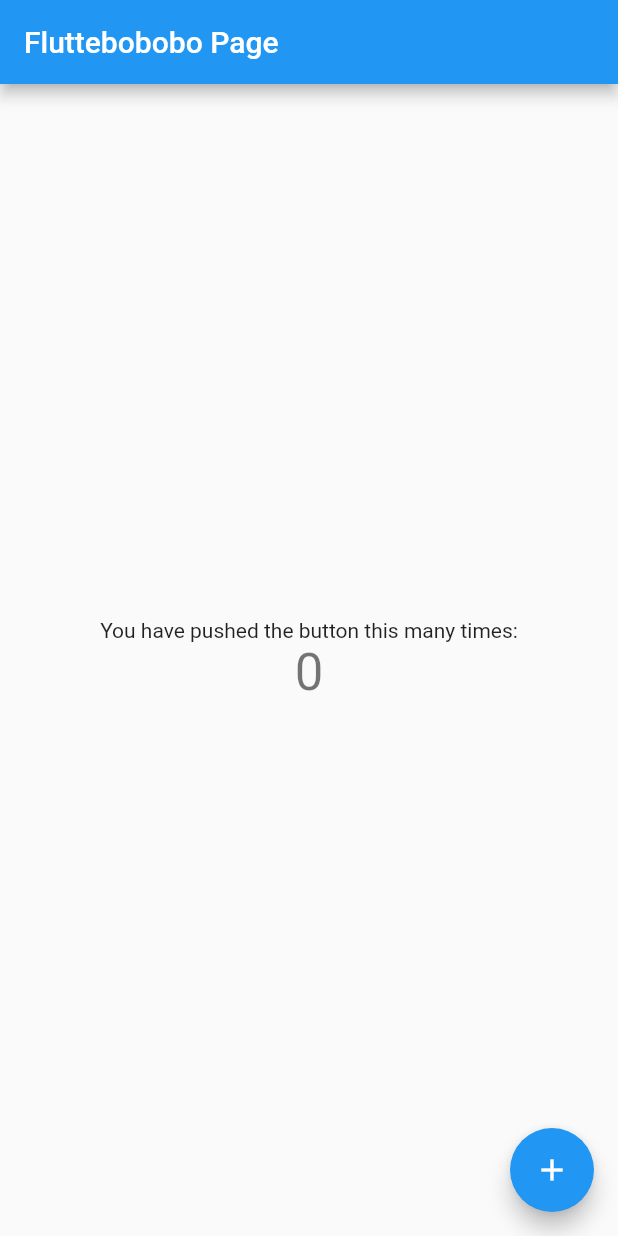
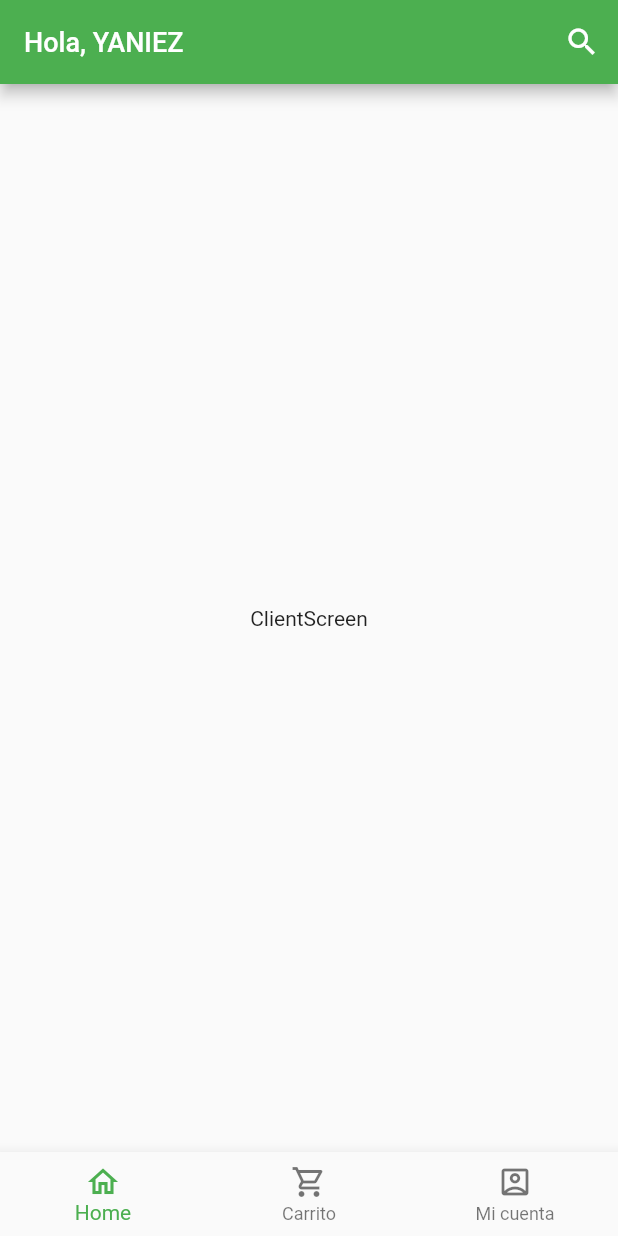
Before and after one commit to joelinfo19/farming-app-mobile, a Flutter app: the screen it shows after launch, on a phone screen of 412 x 824 dp. Run offline on Flutter 3.47's test engine with Material 2 defaults, Android fonts, the phone set to English and light mode, and no system bars.

Commit message:
client_screen and appTheme created

```diff
--- a/lib/main.dart
+++ b/lib/main.dart
@@ -1,115 +1,20 @@
+
+import 'package:farming_app/src/screens/client_screen.dart';
+import 'package:farming_app/src/themes/app_theme.dart';
 import 'package:flutter/material.dart';
 
-void main() {
-  runApp(const MyApp());
+void main(){
+  runApp(MyApp());
 }
 
 class MyApp extends StatelessWidget {
-  const MyApp({Key? key}) : super(key: key);
-
-  // This widget is the root of your application.
   @override
   Widget build(BuildContext context) {
     return MaterialApp(
-      title: 'Flutter Demo',
-      theme: ThemeData(
-        // This is the theme of your application.
-        //
-        // Try running your application with "flutter run". You'll see the
-        // application has a blue toolbar. Then, without quitting the app, try
-        // changing the primarySwatch below to Colors.green and then invoke
-        // "hot reload" (press "r" in the console where you ran "flutter run",
-        // or simply save your changes to "hot reload" in a Flutter IDE).
-        // Notice that the counter didn't reset back to zero; the application
-        // is not restarted.
-        primarySwatch: Colors.blue,
-      ),
-      home: const MyHomePage(title: 'Fluttebobobo Page'),
+      debugShowCheckedModeBanner: false,
+      theme: AppTheme.lightTheme,
+      title: 'title',
+      home: ClientScreen(),
     );
   }
 }
-
-class MyHomePage extends StatefulWidget {
-  const MyHomePage({Key? key, required this.title}) : super(key: key);
-
-  // This widget is the home page of your application. It is stateful, meaning
-  // that it has a State object (defined below) that contains fields that affect
-  // how it looks.
-
-  // This class is the configuration for the state. It holds the values (in this
-  // case the title) provided by the parent (in this case the App widget) and
-  // used by the build method of the State. Fields in a Widget subclass are
-  // always marked "final".
-
-  final String title;
-
-  @override
-  State<MyHomePage> createState() => _MyHomePageState();
-}
-
-class _MyHomePageState extends State<MyHomePage> {
-  int _counter = 0;
-
-  void _incrementCounter() {
-    setState(() {
-      // This call to setState tells the Flutter framework that something has
-      // changed in this State, which causes it to rerun the build method below
-      // so that the display can reflect the updated values. If we changed
-      // _counter without calling setState(), then the build method would not be
-      // called again, and so nothing would appear to happen.
-      _counter++;
-    });
-  }
-
-  @override
-  Widget build(BuildContext context) {
-    // This method is rerun every time setState is called, for instance as done
-    // by the _incrementCounter method above.
-    //
-    // The Flutter framework has been optimized to make rerunning build methods
-    // fast, so that you can just rebuild anything that needs updating rather
-    // than having to individually change instances of widgets.
-    return Scaffold(
-      appBar: AppBar(
-        // Here we take the value from the MyHomePage object that was created by
-        // the App.build method, and use it to set our appbar title.
-        title: Text(widget.title),
-      ),
-      body: Center(
-        // Center is a layout widget. It takes a single child and positions it
-        // in the middle of the parent.
-        child: Column(
-          // Column is also a layout widget. It takes a list of children and
-          // arranges them vertically. By default, it sizes itself to fit its
-          // children horizontally, and tries to be as tall as its parent.
-          //
-          // Invoke "debug painting" (press "p" in the console, choose the
-          // "Toggle Debug Paint" action from the Flutter Inspector in Android
-          // Studio, or the "Toggle Debug Paint" command in Visual Studio Code)
-          // to see the wireframe for each widget.
-          //
-          // Column has various properties to control how it sizes itself and
-          // how it positions its children. Here we use mainAxisAlignment to
-          // center the children vertically; the main axis here is the vertical
-          // axis because Columns are vertical (the cross axis would be
-          // horizontal).
-          mainAxisAlignment: MainAxisAlignment.center,
-          children: <Widget>[
-            const Text(
-              'You have pushed the button this many times:',
-            ),
-            Text(
-              '$_counter',
-              style: Theme.of(context).textTheme.headline4,
-            ),
-          ],
-        ),
-      ),
-      floatingActionButton: FloatingActionButton(
-        onPressed: _incrementCounter,
-        tooltip: 'Increment',
-        child: const Icon(Icons.add),
-      ), // This trailing comma makes auto-formatting nicer for build methods.
-    );
-  }
-}
--- /dev/null
+++ b/lib/src/screens/client_screen.dart
@@ -0,0 +1,32 @@
+
+import 'package:flutter/material.dart';
+
+
+class ClientScreen extends StatelessWidget {
+  const ClientScreen({Key? key}): super(key: key);
+
+  @override
+  Widget build(BuildContext context){
+    return Scaffold(
+      appBar: AppBar(
+        title: const Text('Hola, YANIEZ', style: TextStyle(fontSize: 18)),
+        actions: [
+          IconButton(
+            onPressed: (){},
+            icon: const Icon( Icons.search ),
+          ),
+        ]
+      ),
+      body: const Center(
+        child: Text("ClientScreen"),
+      ),
+      bottomNavigationBar: BottomNavigationBar(
+        items: const [
+          BottomNavigationBarItem( icon: Icon( Icons.home_outlined ), label: "Home" ),
+          BottomNavigationBarItem( icon: Icon( Icons.shopping_cart_outlined ), label: "Carrito" ),
+          BottomNavigationBarItem( icon: Icon( Icons.account_box_outlined ), label: "Mi cuenta" ),
+        ]
+      ),
+    );
+  }
+}
--- /dev/null
+++ b/lib/src/themes/app_theme.dart
@@ -0,0 +1,21 @@
+
+import 'package:flutter/material.dart';
+
+class AppTheme {
+
+  static const Color primary = Colors.green;
+
+  static final ThemeData lightTheme = ThemeData.light().copyWith(
+
+    primaryColor: primary,
+
+    bottomNavigationBarTheme: BottomNavigationBarThemeData(
+      selectedItemColor: primary,
+    ),
+
+    appBarTheme: AppBarTheme(
+      backgroundColor: primary,
+    ),
+
+  );
+}
```
